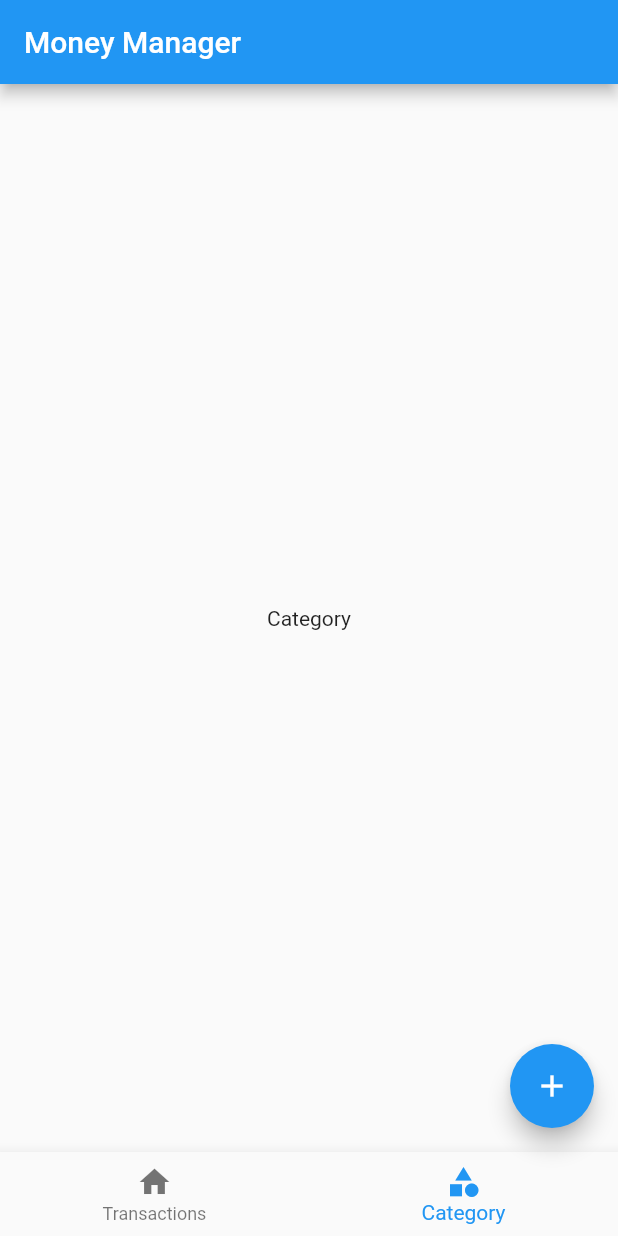
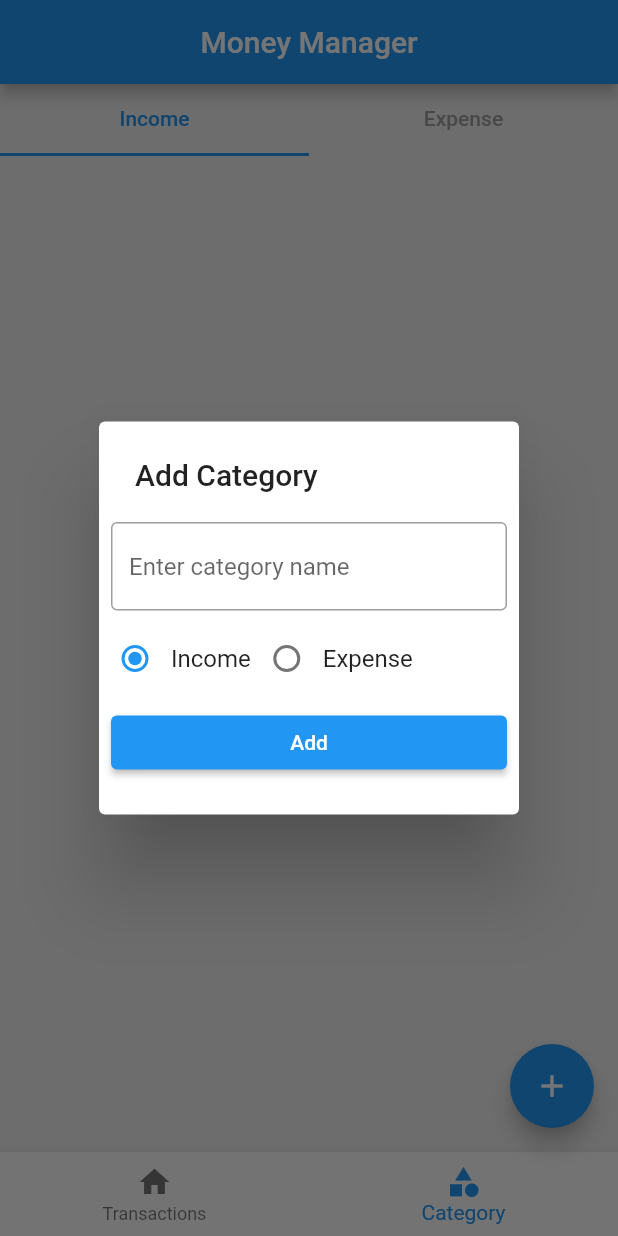
Before and after one commit to adithyanashok/money-managent-app, a Flutter app: the screen it shows after launch, item 2 of the bottom bar chosen, after a tap on the "add" icon, on a phone screen of 412 x 824 dp. Run offline on Flutter 3.47's test engine with Material 2 defaults, Android fonts, the phone set to English and light mode, and no system bars; our stand-ins replace hive_flutter; accounts and stored records are empty.

Commit message:
category adding deleting completed

```diff
--- /dev/null
+++ b/lib/db/category/category_db.dart
@@ -0,0 +1,61 @@
+import 'package:flutter/material.dart';
+import 'package:hive_flutter/adapters.dart';
+import 'package:money_management_app/models/category/category_model.dart';
+
+const CATEGORY_DB = 'category-db';
+
+abstract class CategoryDbFunctions {
+  Future<List<CategoryModel>> getCategory();
+  Future<void> insetCategory(CategoryModel value);
+  Future<void> deleteCategory(String categoryId);
+}
+
+class CategoryDB implements CategoryDbFunctions {
+
+  CategoryDB._internal();
+
+  static CategoryDB instance = CategoryDB._internal();
+
+  factory CategoryDB(){
+    return instance;
+  }
+
+
+  ValueNotifier<List<CategoryModel>> incomeNotifierListener = ValueNotifier([]);
+  ValueNotifier<List<CategoryModel>> expenseNotifierListener = ValueNotifier([]);
+
+  @override
+  Future<void> insetCategory(CategoryModel value) async {
+    final _category_db = await Hive.openBox<CategoryModel>(CATEGORY_DB);
+    await _category_db.put(value.id, value);
+    refreshUI();
+  }
+
+  @override
+  Future<List<CategoryModel>> getCategory() async {
+    final _category_db = await Hive.openBox<CategoryModel>(CATEGORY_DB);
+    return _category_db.values.toList();
+  }
+
+  Future<void> refreshUI() async {
+    final _allCategories = await getCategory();
+    incomeNotifierListener.value.clear();
+    expenseNotifierListener.value.clear();
+    await Future.forEach(_allCategories, (CategoryModel category) {
+      if (category.type == CategoryType.income) {
+        incomeNotifierListener.value.add(category);
+      } else {
+        expenseNotifierListener.value.add(category);
+      }
+    });
+    incomeNotifierListener.notifyListeners();
+    expenseNotifierListener.notifyListeners();
+  }
+
+  @override
+  Future<void> deleteCategory(String categoryId) async{
+    final _categoryDB = await Hive.openBox<CategoryModel>(CATEGORY_DB);
+    await _categoryDB.delete(categoryId);
+    refreshUI();
+  }
+}
--- a/lib/main.dart
+++ b/lib/main.dart
@@ -1,7 +1,21 @@
 import 'package:flutter/material.dart';
+import 'package:hive_flutter/adapters.dart';
+import 'package:money_management_app/db/category/category_db.dart';
+import 'package:money_management_app/models/category/category_model.dart';
 import 'package:money_management_app/screens/home/home_screen.dart';
 
-void main() {
+Future<void> main() async{
+  WidgetsFlutterBinding.ensureInitialized();
+  Hive.initFlutter();
+  if(!Hive.isAdapterRegistered(CategoryTypeAdapter().typeId)){
+    Hive.registerAdapter(CategoryTypeAdapter());
+  }
+  if(!Hive.isAdapterRegistered(CategoryModelAdapter().typeId)){
+    Hive.registerAdapter(CategoryModelAdapter());
+  }
+  final obj1 = CategoryDB();
+  final obj2 = CategoryDB();
+  print(obj1 == obj2);
   runApp(const MyApp());
 }
 
--- /dev/null
+++ b/lib/models/category/category_model.dart
@@ -0,0 +1,34 @@
+import 'package:hive_flutter/adapters.dart';
+part 'category_model.g.dart';
+
+@HiveType(typeId: 2)
+enum CategoryType {
+   @HiveField(0)
+   income,
+   @HiveField(1)
+   expense
+   }
+
+
+@HiveType(typeId: 1)
+class CategoryModel {
+  @HiveField(0)
+  final String id;
+
+  @HiveField(1)
+  final String name;
+
+  @HiveField(2)
+  final bool isDeleted;
+
+  @HiveField(3)
+  final CategoryType type;
+
+  CategoryModel(
+      {required this.id, required this.name, required this.type, this.isDeleted = false});
+
+  @override
+  String toString() {
+    return '$name $type';
+  }
+}
--- /dev/null
+++ b/lib/screens/category/category_add_popup.dart
@@ -0,0 +1,85 @@
+import 'package:flutter/material.dart';
+import 'package:money_management_app/db/category/category_db.dart';
+import 'package:money_management_app/models/category/category_model.dart';
+
+ValueNotifier<CategoryType> selectedCategoryNotifier = ValueNotifier(CategoryType.income);
+
+Future<void> showAddCategoryPopup(BuildContext context) async {
+  final textEditingController = TextEditingController();
+  showDialog(
+      context: context,
+      builder: ((ctx) {
+        return SimpleDialog(
+          title: const Text("Add Category"),
+          children: [
+            Padding(
+              padding: const EdgeInsets.all(8.0),
+              child: TextFormField(
+                controller: textEditingController,
+                decoration: const InputDecoration(
+                    hintText: "Enter category name",
+                    border: OutlineInputBorder()),
+              ),
+            ),
+            Row(
+              children: [
+                RadioButton(title: "Income", type: CategoryType.income),
+                RadioButton(title: "Expense", type: CategoryType.expense)
+              ],
+            ),
+            Padding(
+              padding: const EdgeInsets.all(8.0),
+              child: ElevatedButton(
+                onPressed: () {
+                  final _name = textEditingController.text;
+                  if(_name.isEmpty){
+                    return;
+                  }
+                  final _type = selectedCategoryNotifier.value;
+                  final _category = CategoryModel(
+                    id: DateTime.now().millisecondsSinceEpoch.toString(),
+                    name: _name,
+                    type: _type
+                  );
+
+                  CategoryDB.instance.insetCategory(_category);
+                  Navigator.of(ctx).pop();
+
+                },
+                 child: const Text("Add")),
+            )
+          ],
+        );
+      }));
+}
+
+class RadioButton extends StatelessWidget {
+  final String title;
+  final CategoryType type;
+  // final CategoryType selectedType;
+  RadioButton({super.key, required this.title, required this.type});
+
+  CategoryType? _type;
+  @override
+  Widget build(BuildContext context) {
+    return Row(
+      children: [
+        ValueListenableBuilder(
+          valueListenable: selectedCategoryNotifier,
+          builder: (context, value, child) {
+          return Radio<CategoryType>(
+            value: type,
+            groupValue: selectedCategoryNotifier.value,
+            onChanged: (value) {
+              if(value == null){
+                return;
+              }
+              selectedCategoryNotifier.value = value;
+              selectedCategoryNotifier.notifyListeners();
+            });
+        },),
+        Text(title)
+      ]
+    );
+  }
+}
--- a/lib/screens/category/category_screen.dart
+++ b/lib/screens/category/category_screen.dart
@@ -1,10 +1,51 @@
 import 'package:flutter/material.dart';
+import 'package:money_management_app/db/category/category_db.dart';
+import 'package:money_management_app/screens/category/expense_category_list.dart';
+import 'package:money_management_app/screens/category/income_category_list.dart';
 
-class CategoryScreen extends StatelessWidget {
+class CategoryScreen extends StatefulWidget {
   const CategoryScreen({super.key});
 
   @override
+  State<CategoryScreen> createState() => _CategoryScreenState();
+}
+
+class _CategoryScreenState extends State<CategoryScreen> with SingleTickerProviderStateMixin {
+  late TabController _tabController;
+
+  @override
+  void initState(){
+    _tabController = TabController(length: 2, vsync: this);
+    CategoryDB().refreshUI();
+    super.initState();
+  }
+  @override
   Widget build(BuildContext context) {
-    return const Center(child: Text("Category"));
+    return Column(
+      children: [
+        TabBar(
+          controller: _tabController,
+          labelColor: Colors.blue,
+          unselectedLabelColor: Colors.grey,
+          tabs: const [
+          Tab(
+            text: 'Income',
+          ),
+          Tab(
+            text: 'Expense',
+          )
+          ]
+        ),
+        Expanded(
+          child: TabBarView(
+            controller: _tabController,
+            children: const [
+              IncomeCategoryList(),
+              ExpenseCategoryList()
+            ]
+            ),
+        )
+      ],
+    );
   }
 }
--- /dev/null
+++ b/lib/screens/category/expense_category_list.dart
@@ -0,0 +1,37 @@
+import 'package:flutter/foundation.dart';
+import 'package:flutter/material.dart';
+import 'package:money_management_app/db/category/category_db.dart';
+import 'package:money_management_app/models/category/category_model.dart';
+
+class ExpenseCategoryList extends StatelessWidget {
+  const ExpenseCategoryList({super.key});
+
+  @override
+  Widget build(BuildContext context) {
+    return ValueListenableBuilder(
+      valueListenable: CategoryDB().expenseNotifierListener,
+      builder: (context, List<CategoryModel> value, child) {
+        return ListView.separated(
+        itemBuilder: (context, index) {
+        final category = value[index];
+          return Card(
+            elevation: 2,
+            shape: RoundedRectangleBorder(
+              borderRadius: BorderRadius.circular(10),
+            ),
+            child: ListTile(
+              title: Text(category.name),
+              trailing: IconButton(onPressed: () {
+                CategoryDB.instance.deleteCategory(category.id);
+              }, icon: const Icon(Icons.delete)),
+            ),
+          );
+        },
+        separatorBuilder: ((contect, index) => const SizedBox(
+          height: 10,
+        )),
+        itemCount: value.length);
+      },
+    );
+  }
+}
--- /dev/null
+++ b/lib/screens/category/income_category_list.dart
@@ -0,0 +1,37 @@
+import 'package:flutter/material.dart';
+import 'package:money_management_app/db/category/category_db.dart';
+
+class IncomeCategoryList extends StatelessWidget {
+  const IncomeCategoryList({super.key});
+
+  @override
+  Widget build(BuildContext context) {
+    return ValueListenableBuilder(
+      valueListenable: CategoryDB().incomeNotifierListener,
+      builder: (context, value, child) {
+        return ListView.separated(
+        itemBuilder: (context, index) {
+          final category = value[index];
+          return Card(
+            elevation: 2,
+            shape: RoundedRectangleBorder(
+              borderRadius: BorderRadius.circular(10)
+            ),
+            child: ListTile(
+              title: Text(category.name),
+              trailing: IconButton(
+                onPressed: () {
+                  CategoryDB.instance.deleteCategory(category.id);
+                },
+                icon: const Icon(Icons.delete)),
+            ),
+          );
+        },
+        separatorBuilder: ((contect, index) => const SizedBox(
+              height: 10,
+            )),
+        itemCount: value.length);
+      },
+    );
+  }
+}
--- a/lib/screens/home/home_screen.dart
+++ b/lib/screens/home/home_screen.dart
@@ -1,4 +1,7 @@
 import 'package:flutter/material.dart';
+import 'package:money_management_app/db/category/category_db.dart';
+import 'package:money_management_app/models/category/category_model.dart';
+import 'package:money_management_app/screens/category/category_add_popup.dart';
 import 'package:money_management_app/screens/category/category_screen.dart';
 import 'package:money_management_app/screens/transactions/transaction_screen.dart';
 import 'package:money_management_app/screens/widgets/bottom_navbar.dart';
@@ -11,7 +14,11 @@ class HomeScreen extends StatelessWidget {
   @override
   Widget build(BuildContext context) {
     return Scaffold(
-      appBar: AppBar(title: const Text("Money Manager")),
+      backgroundColor: Colors.grey[200],
+      appBar: AppBar(
+        title: const Text("Money Manager"),
+        centerTitle: true,
+      ),
       bottomNavigationBar: const MoneyBottomNavigationBar(),
       body: ValueListenableBuilder(
         valueListenable: selectedIndex,
@@ -25,6 +32,13 @@ class HomeScreen extends StatelessWidget {
             print("Transactions Floating....");
           } else {
             print("Category Floating...");
+            showAddCategoryPopup(context);
+            // final _sample = CategoryModel(
+            //   id: DateTime.now().millisecondsSinceEpoch.toString(),
+            //   name: "Travel",
+            //   type: CategoryType.expense
+            // );
+            // CategoryDB().insetCategory(_sample);
           }
         },
         child: const Icon(Icons.add),
--- a/lib/screens/transactions/transaction_screen.dart
+++ b/lib/screens/transactions/transaction_screen.dart
@@ -5,6 +5,32 @@ class TransactionScreen extends StatelessWidget {
 
   @override
   Widget build(BuildContext context) {
-    return const Center(child: Text("Transaction page"));
+    return ListView.separated(
+        padding: const EdgeInsets.all(10),
+        itemBuilder: (context, index) {
+          return Card(
+            elevation: 0,
+            shape: RoundedRectangleBorder(
+              borderRadius: BorderRadius.circular(12),
+            ),
+            child: const ListTile(
+              leading: CircleAvatar(
+                radius: 30,
+                child: Text(
+                  "12\nJun",
+                  textAlign: TextAlign.center,
+                ),
+              ),
+              title: Text("1000"),
+              subtitle: Text("Income"),
+            ),
+          );
+        },
+        separatorBuilder: (context, index) {
+          return const SizedBox(
+            height: 10,
+          );
+        },
+        itemCount: 10);
   }
 }
```
Also changed, not shown: pubspec.yaml (+6 -17 lines), lib/models/category/category_model.g.dart (added), pubspec.lock, 1 other file.
